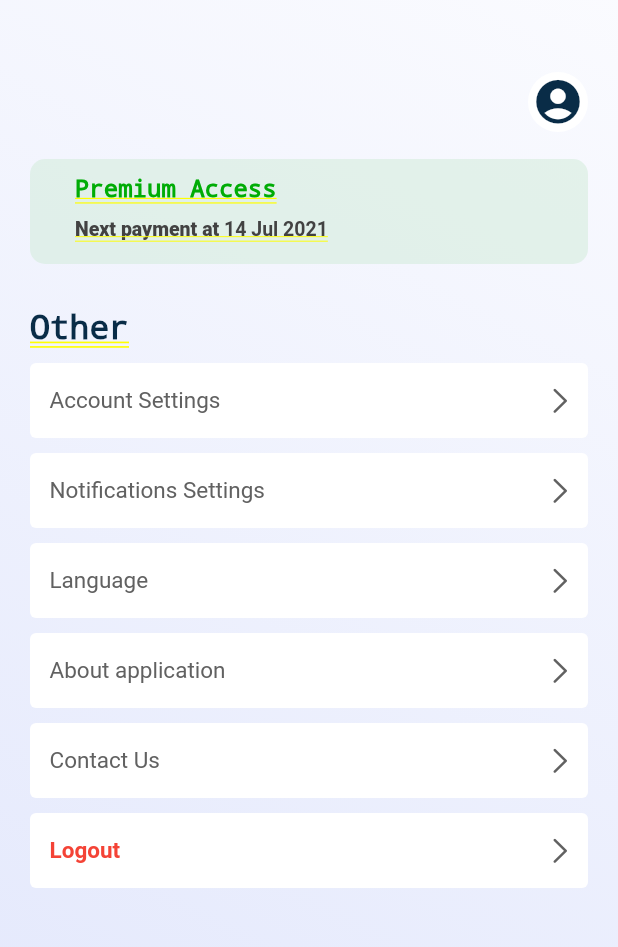
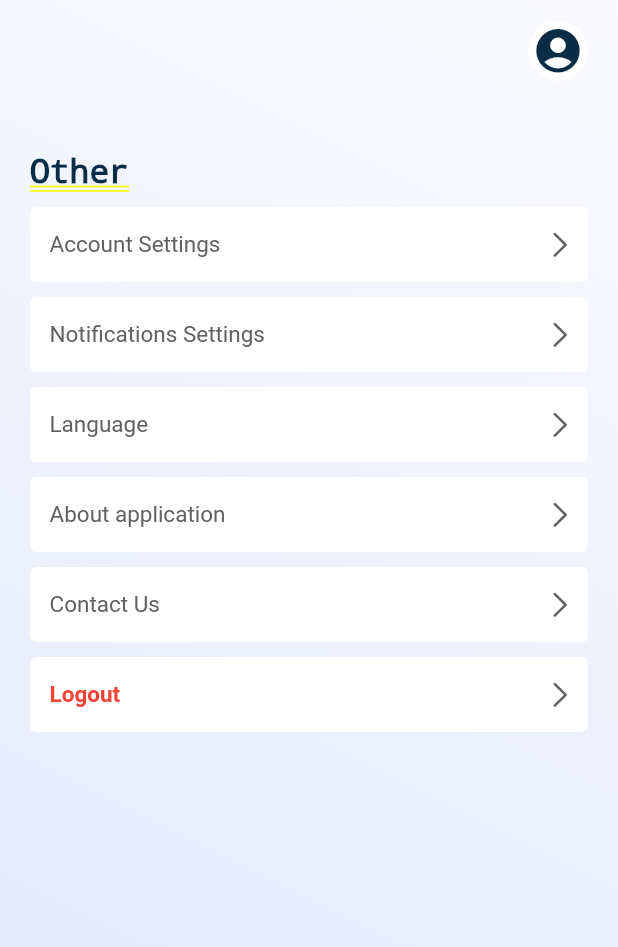
Before and after one commit to SparkoSol/easy_meditation, a Flutter app: the PreferencesView screen opened by its route, on a phone screen of 412 x 824 dp, the part 66-1013 px from its top. Run offline on Flutter 3.47's test engine with Material 2 defaults, Android fonts, the phone set to English and light mode, and no system bars; our stand-ins replace firebase_auth, firebase_core, flutter_local_notifications, google_sign_in, just_audio, shared_preferences and 2 more; missing offline and left inert: flutter_facebook_auth, pedantic, stripe_payment; accounts and stored records are empty; generated files the repository leaves out were written again; network calls fail.

Commit message:
suppressed payments functionality

```diff
--- a/lib/src/service/login_page.dart
+++ b/lib/src/service/login_page.dart
@@ -6,6 +6,7 @@ import 'package:easy_meditation/src/base/pages.dart';
 import 'package:easy_meditation/src/base/theme.dart';
 import 'package:easy_meditation/src/models/register_request.dart';
 import 'package:easy_meditation/src/models/sign_in_request.dart';
+import 'package:easy_meditation/src/models/transaction.dart';
 import 'package:easy_meditation/src/service/rest/_client.dart';
 import 'package:easy_meditation/src/service/ui/lazy_task_service.dart';
 import 'package:easy_meditation/src/service/ui/modal_services.dart';
@@ -106,6 +107,21 @@ class SignInPage extends StatelessWidget {
 
                     if (AppData.user != null) {
                       if (AppData.user.scope.contains(2)) {
+                        if (AppData.user != null) {
+                          // print('$apiUrl/users/${AppData.user?.username}/last-transaction');
+                          // final response = await http.get(Uri.parse(
+                          //   '$apiUrl/users/${AppData.user?.username}/last-transaction',
+                          // ));
+                          // print(response.body);
+
+                          AppData().transaction = Transaction()
+                            ..amount = 3
+                            ..user = AppData.user.username
+                            ..createdAt = DateTime.now()
+                            ..requiredAt = DateTime.now().add(Duration(days: 30))
+                            ..nextAt = DateTime.now().add(Duration(days: 30));
+                          // Transaction.fromJson(jsonDecode(response.body)[0]);
+                        }
                         Navigator.of(context)
                             .pushNamedAndRemoveUntil('/', (_) => false);
                       } else {
--- a/lib/src/ui/pages/course_detail.dart
+++ b/lib/src/ui/pages/course_detail.dart
@@ -60,7 +60,7 @@ class _CourseDetailPageState extends State<CourseDetailPage> {
 
   @override
   Widget build(BuildContext context) {
-    final shouldPay = DateTime.now().isAfter(AppData().transaction.requiredAt);
+    final shouldPay = false;//DateTime.now().isAfter(AppData().transaction.requiredAt);
 
     Color textColor;
     Color headerColor;
--- a/lib/src/ui/views/preferences_view.dart
+++ b/lib/src/ui/views/preferences_view.dart
@@ -62,7 +62,12 @@ class _PreferencesViewState extends State<PreferencesView> {
             ),
           ),
           child: SingleChildScrollView(
-            padding: const EdgeInsets.fromLTRB(20, 64, 20, 100),
+            padding: EdgeInsets.fromLTRB(
+              20,
+              MediaQuery.of(context).padding.top + 30,
+              20,
+              100,
+            ),
             child: Column(
               crossAxisAlignment: CrossAxisAlignment.start,
               children: [
@@ -81,83 +86,83 @@ class _PreferencesViewState extends State<PreferencesView> {
                     ),
                   ]),
                 ),
-                Container(
-                  constraints: BoxConstraints.expand(
-                    height: canPay ? 125 : 70,
-                  ),
-                  decoration: BoxDecoration(
-                    color: backgroundColor.withOpacity(.5),
-                    borderRadius: BorderRadius.circular(10),
-                  ),
-                  padding: const EdgeInsets.symmetric(
-                    vertical: 10,
-                    horizontal: 30,
-                  ),
-                  child: Column(
-                    crossAxisAlignment: CrossAxisAlignment.start,
-                    children: [
-                      if (transaction.amount == 0) ...[
-                        Text(
-                          lang.trialAccess,
-                          style: TextStyle(
-                            fontSize: 16,
-                            color: textColor,
-                            fontWeight: FontWeight.bold,
-                          ),
-                        ),
-                        SizedBox(height: 10),
-                        nextPay
-                      ] else ...[
-                        Text(
-                          lang.premiumAccess,
-                          style: TextStyle(
-                            fontSize: 16,
-                            color: Color(0xFF00AC06),
-                            fontWeight: FontWeight.bold,
-                          ),
-                        ),
-                        SizedBox(height: 10),
-                        nextPay
-                      ],
-                      Spacer(),
-                      if (canPay)
-                        TextButton(
-                          onPressed: () async {
-                            await showModalBottomSheet(
-                              context: context,
-                              isScrollControlled: true,
-                              shape: RoundedRectangleBorder(
-                                borderRadius: BorderRadius.vertical(
-                                  top: Radius.circular(30),
-                                ),
-                              ),
-                              builder: (context) => PaymentBottomSheet(),
-                            );
-
-                            setState(() {});
-                          },
-                          child: Row(
-                            mainAxisSize: MainAxisSize.min,
-                            children: [
-                              Icon(CupertinoIcons.capslock, size: 17),
-                              SizedBox(width: 20),
-                              Text(lang.upgrade)
-                            ],
-                          ),
-                          style: TextButton.styleFrom(
-                            primary: Colors.white,
-                            shape: RoundedRectangleBorder(
-                                borderRadius: BorderRadius.circular(6)),
-                            padding: const EdgeInsets.symmetric(
-                              vertical: 13,
-                              horizontal: 40,
-                            ),
-                            backgroundColor: textColor,
-                          ),
-                        )
-                    ],
-                  ),
-                ),
+                // Container(
+                //   constraints: BoxConstraints.expand(
+                //     height: canPay ? 125 : 70,
+                //   ),
+                //   decoration: BoxDecoration(
+                //     color: backgroundColor.withOpacity(.5),
+                //     borderRadius: BorderRadius.circular(10),
+                //   ),
+                //   padding: const EdgeInsets.symmetric(
+                //     vertical: 10,
+                //     horizontal: 30,
+                //   ),
+                //   child: Column(
+                //     crossAxisAlignment: CrossAxisAlignment.start,
+                //     children: [
+                //       if (transaction.amount == 0) ...[
+                //         Text(
+                //           lang.trialAccess,
+                //           style: TextStyle(
+                //             fontSize: 16,
+                //             color: textColor,
+                //             fontWeight: FontWeight.bold,
+                //           ),
+                //         ),
+                //         SizedBox(height: 10),
+                //         nextPay
+                //       ] else ...[
+                //         Text(
+                //           lang.premiumAccess,
+                //           style: TextStyle(
+                //             fontSize: 16,
+                //             color: Color(0xFF00AC06),
+                //             fontWeight: FontWeight.bold,
+                //           ),
+                //         ),
+                //         SizedBox(height: 10),
+                //         nextPay
+                //       ],
+                //       Spacer(),
+                //       if (canPay)
+                //         TextButton(
+                //           onPressed: () async {
+                //             await showModalBottomSheet(
+                //               context: context,
+                //               isScrollControlled: true,
+                //               shape: RoundedRectangleBorder(
+                //                 borderRadius: BorderRadius.vertical(
+                //                   top: Radius.circular(30),
+                //                 ),
+                //               ),
+                //               builder: (context) => PaymentBottomSheet(),
+                //             );
+                //
+                //             setState(() {});
+                //           },
+                //           child: Row(
+                //             mainAxisSize: MainAxisSize.min,
+                //             children: [
+                //               Icon(CupertinoIcons.capslock, size: 17),
+                //               SizedBox(width: 20),
+                //               Text(lang.upgrade)
+                //             ],
+                //           ),
+                //           style: TextButton.styleFrom(
+                //             primary: Colors.white,
+                //             shape: RoundedRectangleBorder(
+                //                 borderRadius: BorderRadius.circular(6)),
+                //             padding: const EdgeInsets.symmetric(
+                //               vertical: 13,
+                //               horizontal: 40,
+                //             ),
+                //             backgroundColor: textColor,
+                //           ),
+                //         )
+                //     ],
+                //   ),
+                // ),
                 Padding(
                   padding: const EdgeInsets.only(bottom: 10, top: 30),
                   child: Text('Other', style: AppTheme.sectionHeaderStyle),
--- a/lib/src/ui/widgets/module_card.dart
+++ b/lib/src/ui/widgets/module_card.dart
@@ -22,7 +22,7 @@ class ModuleCard extends StatelessWidget {
 
     Color color;
     dynamic child;
-    var isAllowed = DateTime.now().isBefore(AppData().transaction.requiredAt);
+    var isAllowed = true;//DateTime.now().isBefore(AppData().transaction.requiredAt);
 
     if (index == 0) {
       color = Color(0xFF353961);
```
